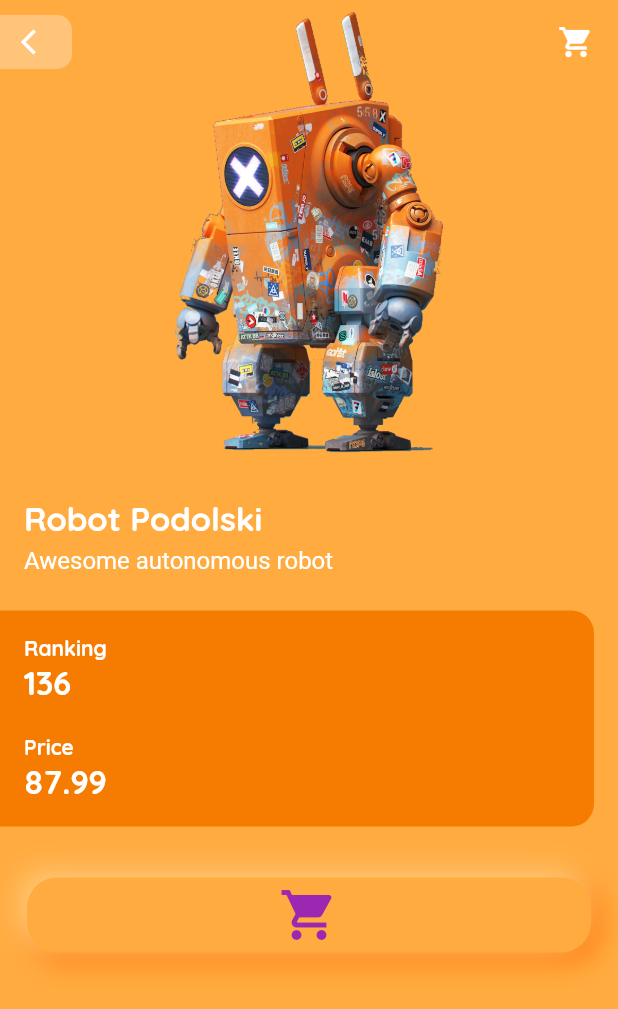
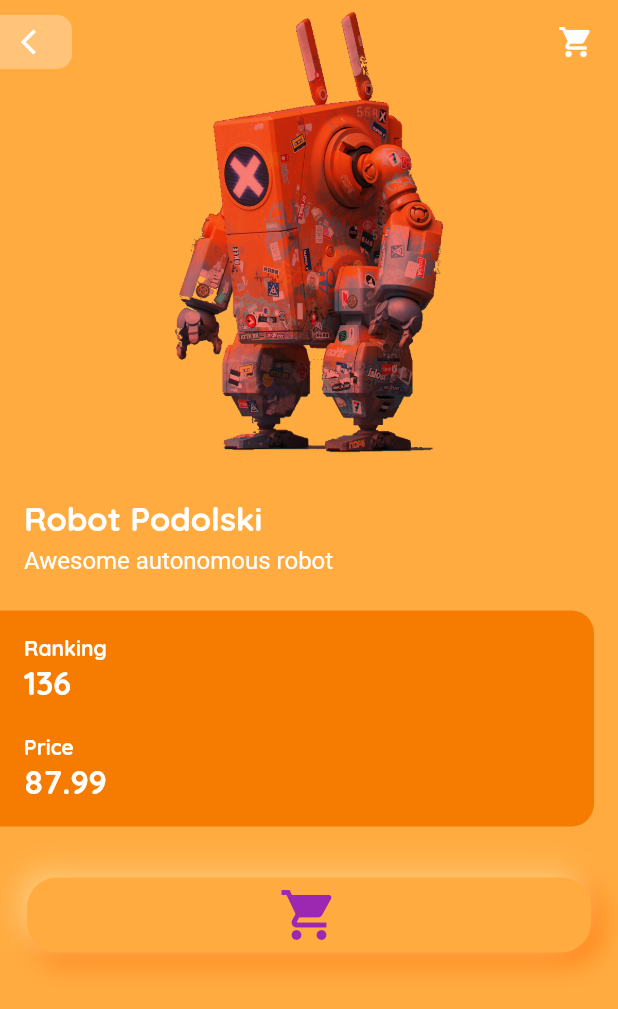
Before and after one commit to sebaslogen/toys_demo, a Flutter app: the screen it shows after launch, after a tap on "136", on a phone screen of 412 x 824 dp. Shown: the top 1009 px of the screen. Run offline on Flutter 3.47's test engine with Material 2 defaults, Android fonts, the light colour scheme and no system bars; our stand-ins replace cached_network_image; network calls fail.

Commit message:
7-animations-3-tween-animation-builder: add Tween animation

```diff
--- a/lib/widgets/ToyImageHeader.dart
+++ b/lib/widgets/ToyImageHeader.dart
@@ -24,11 +24,15 @@ class _ToyImageHeaderState extends State<ToyImageHeader> {
       padding: const EdgeInsets.all(8.0),
       child: Hero(
         tag: widget.toy.imageName,
-        child: ColorFiltered(
-          colorFilter: ColorFilter.mode(_tintColor, BlendMode.modulate),
-          child:
-              Image.asset("assets/images/${widget.toy.imageName}.png", height: 300, alignment: Alignment.bottomCenter),
-        ),
+        child: TweenAnimationBuilder(
+            tween: ColorTween(begin: Colors.white, end: Colors.red),
+            duration: Duration(seconds: 1),
+            builder: (_, Color color, __) {
+              return ColorFiltered(
+                colorFilter: ColorFilter.mode(color, BlendMode.modulate),
+                child: Image.asset("assets/images/${widget.toy.imageName}.png", height: 300, alignment: Alignment.bottomCenter),
+              );
+            }),
       ),
     );
   }
```
